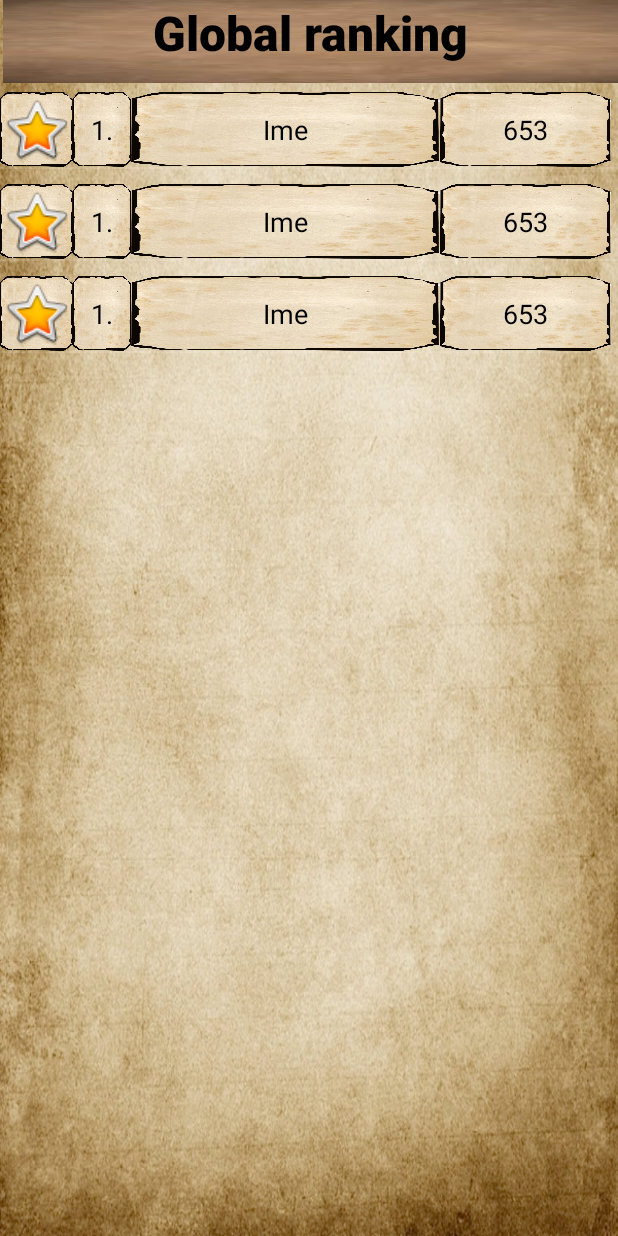
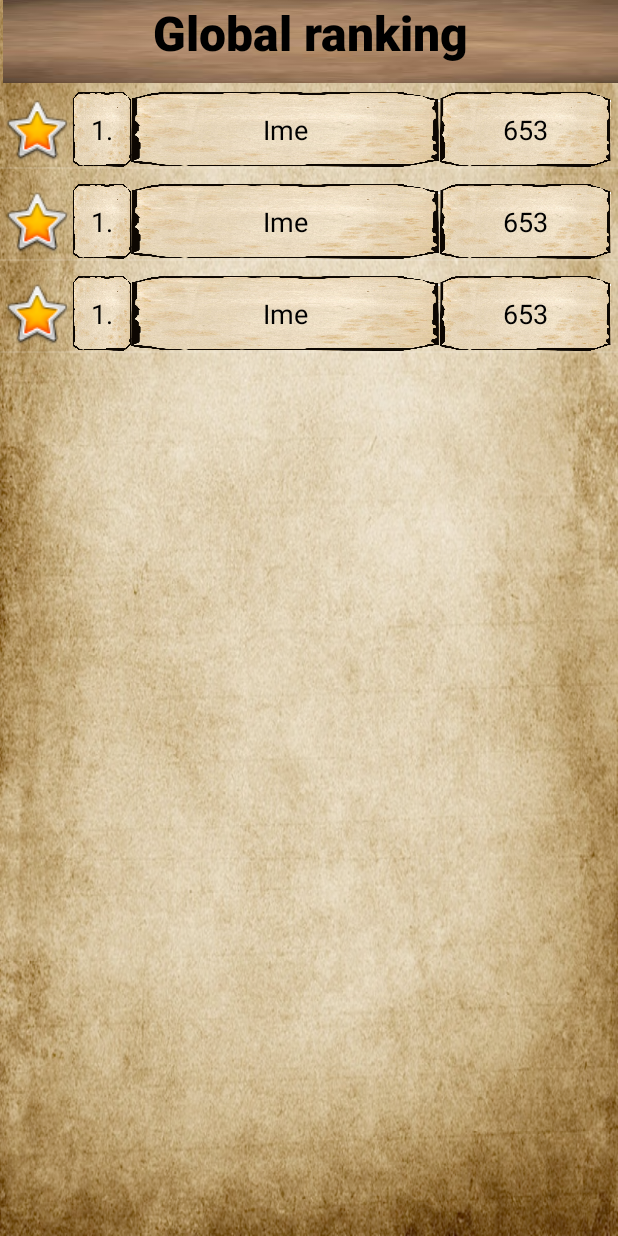
Before and after one commit to svetlinyotov/pmu-android-app, an Android app: the RankActivity screen opened directly, with no data from a screen before it, on a phone screen of 412 x 824 dp. Run offline under Robolectric (Android 15) with nearby library versions, the phone set to English and light mode, and no system bars.

Commit message:
Small design touches.

```diff
--- a/app/src/main/java/com/snsdevelop/tusofia/sem6/pmu/RankActivity.java
+++ b/app/src/main/java/com/snsdevelop/tusofia/sem6/pmu/RankActivity.java
@@ -3,6 +3,9 @@ package com.snsdevelop.tusofia.sem6.pmu;
 import androidx.appcompat.app.AppCompatActivity;
 
 import android.os.Bundle;
+import android.view.animation.Animation;
+import android.view.animation.AnimationUtils;
+import android.widget.ImageView;
 import android.widget.ListView;
 
 import java.util.ArrayList;
@@ -15,6 +18,7 @@ public class RankActivity extends AppCompatActivity {
         setContentView(R.layout.activity_rank);
         ListView mListView = findViewById(R.id.lvRank);
 
+
         ArrayList<String> rankList = new ArrayList<>();
         rankList.add("Ivan");
         rankList.add("Petur");
--- a/app/src/main/java/com/snsdevelop/tusofia/sem6/pmu/RankListAdapter.java
+++ b/app/src/main/java/com/snsdevelop/tusofia/sem6/pmu/RankListAdapter.java
@@ -4,7 +4,10 @@ import android.content.Context;
 import android.view.LayoutInflater;
 import android.view.View;
 import android.view.ViewGroup;
+import android.view.animation.Animation;
+import android.view.animation.AnimationUtils;
 import android.widget.ArrayAdapter;
+import android.widget.ImageView;
 import android.widget.TextView;
 
 import java.util.ArrayList;
@@ -45,6 +48,12 @@ public class RankListAdapter extends ArrayAdapter<String> {
         holder.name.setText("Ime");
         holder.points.setText("653");
 
+        ImageView star = convertView.findViewById(R.id.ivStar);
+
+        Animation rotate = AnimationUtils.loadAnimation(mContext, R.anim.rotate);
+        star.startAnimation(rotate);
+
+
         return convertView;
     }
 
--- /dev/null
+++ b/app/src/main/res/anim/rotate.xml
@@ -0,0 +1,11 @@
+<?xml version="1.0" encoding="utf-8"?>
+<set xmlns:android="http://schemas.android.com/apk/res/android">
+    <rotate android:fromDegrees="0"
+        android:toDegrees="360"
+        android:pivotX="50%"
+        android:pivotY="50%"
+        android:duration="1000"
+        android:repeatMode="restart"
+        android:repeatCount="infinite"
+        />
+</set>
--- a/app/src/main/res/layout/rank_adapter_view.xml
+++ b/app/src/main/res/layout/rank_adapter_view.xml
@@ -8,7 +8,7 @@
 
 
     <ImageView
-        android:id="@+id/imageView"
+        android:id="@+id/ivStar"
         android:layout_width="40dp"
         android:layout_height="50dp"
         android:layout_marginTop="10dp"
@@ -16,7 +16,6 @@
         android:gravity="center"
         android:textAlignment="center"
         android:visibility="visible"
-        android:background="@drawable/paper1"
         app:srcCompat="@android:drawable/btn_star_big_on" />
 
     <TextView
```
Also changed, not shown: app/src/main/res/layout/activity_settings.xml (+6 -6 lines).
